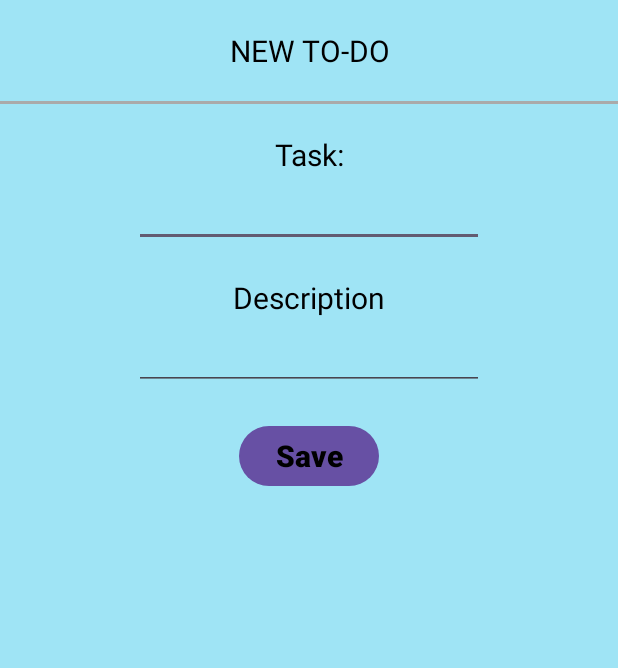
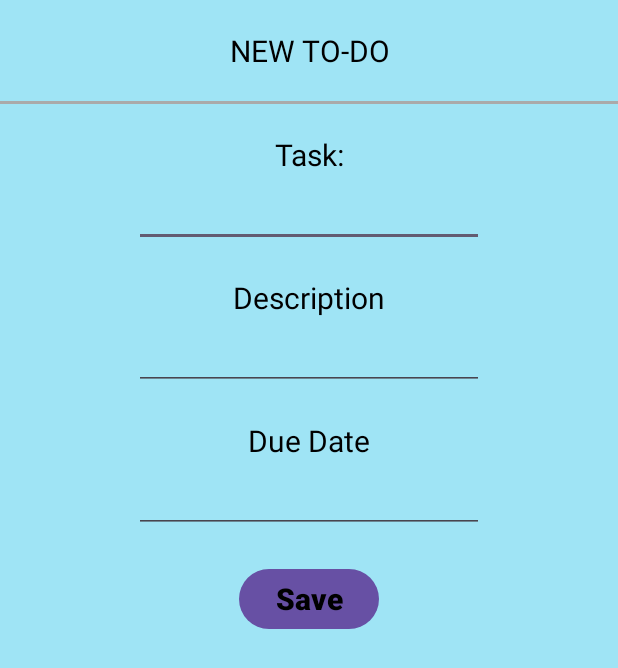
Before and after one commit to KirtanT/CalendarApp2, an Android app: the NewToDo screen opened directly, with no data from a screen before it, on a phone screen of 412 x 824 dp. Shown: the top 668 px of the screen. Run offline under Robolectric (Android 15) with nearby library versions, the phone set to English and light mode, and no system bars.

Commit message:
Updated Activity_new_to_do

```diff
--- a/app/src/main/res/layout/activity_new_to_do.xml
+++ b/app/src/main/res/layout/activity_new_to_do.xml
@@ -59,8 +59,29 @@
         android:textSize="20sp"
         android:ems="10"
         android:inputType="text"/>
+    <!--    Professor:-->
+
+    <TextView
+        android:layout_width="wrap_content"
+        android:layout_height="wrap_content"
+        android:layout_gravity="center"
+        android:layout_marginTop="20dp"
+        android:text="Due Date"
+        android:textSize="20sp"
+        android:textAlignment="center"
+        android:textColor="@color/black"/>
+
+    <EditText
+        android:id="@+id/DueDateToDo"
+        android:layout_width="wrap_content"
+        android:layout_height="wrap_content"
+        android:layout_gravity="center"
+        android:textSize="20sp"
+        android:ems="10"
+        android:inputType="text"/>
+
+
     <Button
-        android:id="@+id/SaveButtonClass"
         android:layout_marginTop="20dp"
         android:layout_width="wrap_content"
         android:layout_height="wrap_content"
@@ -68,6 +89,7 @@
         android:textColor="@color/black"
         android:background="@null"
         android:textStyle="bold"
+        android:onClick="saveButtonAssignment"
         android:layout_gravity="center"
         android:textSize="20sp"/>
 
```
